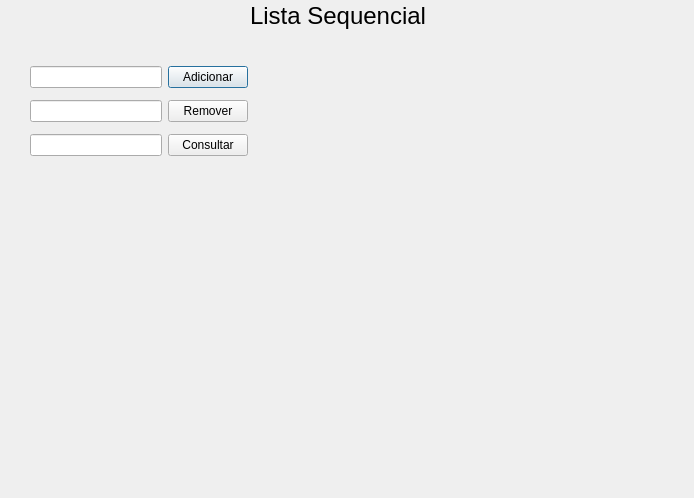
Qt form ProjetoMaritan/listasequencial.ui (matheuusc/ProjetoMaritan) before a commit.
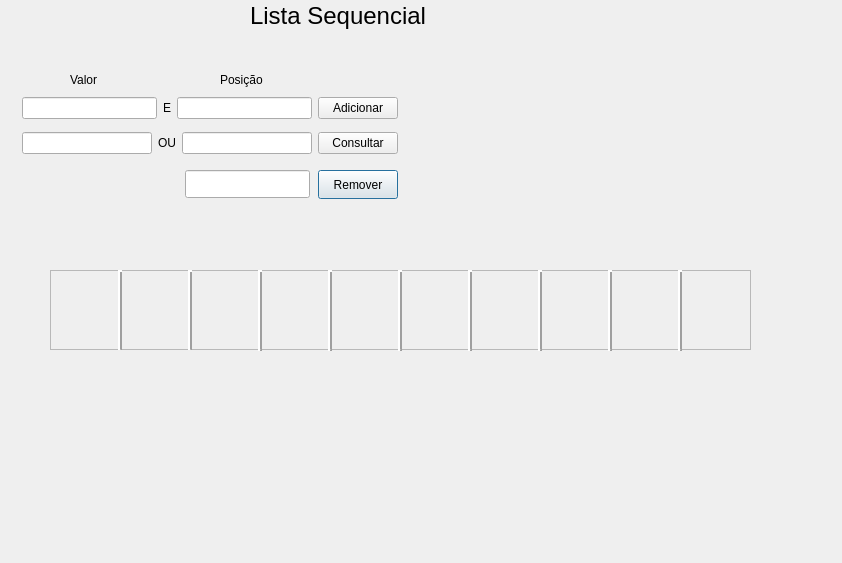
The same form after that commit.

What changed in the file:
```diff
--- a/ProjetoMaritan/listasequencial.ui
+++ b/ProjetoMaritan/listasequencial.ui
@@ -6,8 +6,8 @@
    <rect>
     <x>0</x>
     <y>0</y>
-    <width>694</width>
-    <height>498</height>
+    <width>842</width>
+    <height>563</height>
    </rect>
   </property>
   <property name="windowTitle">
@@ -31,44 +31,410 @@
     <string>Lista Sequencial</string>
    </property>
   </widget>
+  <widget class="QLineEdit" name="txt_remove">
+   <property name="geometry">
+    <rect>
+     <x>185</x>
+     <y>170</y>
+     <width>125</width>
+     <height>28</height>
+    </rect>
+   </property>
+  </widget>
   <widget class="QLabel" name="label_2">
    <property name="geometry">
     <rect>
-     <x>30</x>
-     <y>180</y>
-     <width>141</width>
-     <height>31</height>
+     <x>70</x>
+     <y>70</y>
+     <width>63</width>
+     <height>20</height>
+    </rect>
+   </property>
+   <property name="text">
+    <string>Valor</string>
+   </property>
+  </widget>
+  <widget class="QLabel" name="label_4">
+   <property name="geometry">
+    <rect>
+     <x>220</x>
+     <y>70</y>
+     <width>63</width>
+     <height>20</height>
+    </rect>
+   </property>
+   <property name="text">
+    <string>Posição</string>
+   </property>
+  </widget>
+  <widget class="QLabel" name="label_5">
+   <property name="geometry">
+    <rect>
+     <x>410</x>
+     <y>175</y>
+     <width>251</width>
+     <height>20</height>
     </rect>
    </property>
    <property name="text">
     <string/>
    </property>
   </widget>
-  <widget class="QWidget" name="">
+  <widget class="QFrame" name="frame">
    <property name="geometry">
     <rect>
-     <x>30</x>
-     <y>60</y>
-     <width>218</width>
-     <height>105</height>
+     <x>50</x>
+     <y>270</y>
+     <width>701</width>
+     <height>80</height>
     </rect>
    </property>
-   <layout class="QHBoxLayout" name="horizontalLayout">
+   <property name="frameShape">
+    <enum>QFrame::StyledPanel</enum>
+   </property>
+   <property name="frameShadow">
+    <enum>QFrame::Raised</enum>
+   </property>
+   <widget class="Line" name="line_4">
+    <property name="geometry">
+     <rect>
+      <x>60</x>
+      <y>0</y>
+      <width>20</width>
+      <height>81</height>
+     </rect>
+    </property>
+    <property name="frameShadow">
+     <enum>QFrame::Raised</enum>
+    </property>
+    <property name="lineWidth">
+     <number>2</number>
+    </property>
+    <property name="orientation">
+     <enum>Qt::Vertical</enum>
+    </property>
+   </widget>
+   <widget class="Line" name="line_5">
+    <property name="geometry">
+     <rect>
+      <x>130</x>
+      <y>0</y>
+      <width>20</width>
+      <height>81</height>
+     </rect>
+    </property>
+    <property name="frameShadow">
+     <enum>QFrame::Raised</enum>
+    </property>
+    <property name="lineWidth">
+     <number>2</number>
+    </property>
+    <property name="orientation">
+     <enum>Qt::Vertical</enum>
+    </property>
+   </widget>
+   <widget class="QLabel" name="lbl_pos1">
+    <property name="geometry">
+     <rect>
+      <x>4</x>
+      <y>31</y>
+      <width>63</width>
+      <height>20</height>
+     </rect>
+    </property>
+    <property name="text">
+     <string/>
+    </property>
+   </widget>
+   <widget class="QLabel" name="lbl_pos2">
+    <property name="geometry">
+     <rect>
+      <x>75</x>
+      <y>31</y>
+      <width>63</width>
+      <height>20</height>
+     </rect>
+    </property>
+    <property name="text">
+     <string/>
+    </property>
+   </widget>
+   <widget class="QLabel" name="lbl_pos3">
+    <property name="geometry">
+     <rect>
+      <x>143</x>
+      <y>30</y>
+      <width>63</width>
+      <height>20</height>
+     </rect>
+    </property>
+    <property name="text">
+     <string/>
+    </property>
+   </widget>
+   <widget class="QLabel" name="lbl_pos4">
+    <property name="geometry">
+     <rect>
+      <x>216</x>
+      <y>32</y>
+      <width>63</width>
+      <height>20</height>
+     </rect>
+    </property>
+    <property name="text">
+     <string/>
+    </property>
+   </widget>
+   <widget class="QLabel" name="lbl_pos5">
+    <property name="geometry">
+     <rect>
+      <x>285</x>
+      <y>31</y>
+      <width>63</width>
+      <height>20</height>
+     </rect>
+    </property>
+    <property name="text">
+     <string/>
+    </property>
+   </widget>
+   <widget class="QLabel" name="lbl_pos6">
+    <property name="geometry">
+     <rect>
+      <x>355</x>
+      <y>31</y>
+      <width>63</width>
+      <height>20</height>
+     </rect>
+    </property>
+    <property name="text">
+     <string/>
+    </property>
+   </widget>
+   <widget class="QLabel" name="lbl_pos7">
+    <property name="geometry">
+     <rect>
+      <x>423</x>
+      <y>31</y>
+      <width>63</width>
+      <height>20</height>
+     </rect>
+    </property>
+    <property name="text">
+     <string/>
+    </property>
+   </widget>
+   <widget class="QLabel" name="lbl_pos8">
+    <property name="geometry">
+     <rect>
+      <x>494</x>
+      <y>31</y>
+      <width>63</width>
+      <height>20</height>
+     </rect>
+    </property>
+    <property name="text">
+     <string/>
+    </property>
+   </widget>
+   <widget class="QLabel" name="lbl_pos9">
+    <property name="geometry">
+     <rect>
+      <x>565</x>
+      <y>32</y>
+      <width>63</width>
+      <height>20</height>
+     </rect>
+    </property>
+    <property name="text">
+     <string/>
+    </property>
+   </widget>
+   <widget class="QLabel" name="lbl_pos10">
+    <property name="geometry">
+     <rect>
+      <x>634</x>
+      <y>31</y>
+      <width>63</width>
+      <height>20</height>
+     </rect>
+    </property>
+    <property name="text">
+     <string/>
+    </property>
+   </widget>
+  </widget>
+  <widget class="Line" name="line_14">
+   <property name="geometry">
+    <rect>
+     <x>320</x>
+     <y>270</y>
+     <width>20</width>
+     <height>81</height>
+    </rect>
+   </property>
+   <property name="frameShadow">
+    <enum>QFrame::Raised</enum>
+   </property>
+   <property name="lineWidth">
+    <number>2</number>
+   </property>
+   <property name="orientation">
+    <enum>Qt::Vertical</enum>
+   </property>
+  </widget>
+  <widget class="Line" name="line_15">
+   <property name="geometry">
+    <rect>
+     <x>250</x>
+     <y>270</y>
+     <width>20</width>
+     <height>81</height>
+    </rect>
+   </property>
+   <property name="frameShadow">
+    <enum>QFrame::Raised</enum>
+   </property>
+   <property name="lineWidth">
+    <number>2</number>
+   </property>
+   <property name="orientation">
+    <enum>Qt::Vertical</enum>
+   </property>
+  </widget>
+  <widget class="Line" name="line_16">
+   <property name="geometry">
+    <rect>
+     <x>460</x>
+     <y>270</y>
+     <width>20</width>
+     <height>81</height>
+    </rect>
+   </property>
+   <property name="frameShadow">
+    <enum>QFrame::Raised</enum>
+   </property>
+   <property name="lineWidth">
+    <number>2</number>
+   </property>
+   <property name="orientation">
+    <enum>Qt::Vertical</enum>
+   </property>
+  </widget>
+  <widget class="Line" name="line_17">
+   <property name="geometry">
+    <rect>
+     <x>390</x>
+     <y>270</y>
+     <width>20</width>
+     <height>81</height>
+    </rect>
+   </property>
+   <property name="frameShadow">
+    <enum>QFrame::Raised</enum>
+   </property>
+   <property name="lineWidth">
+    <number>2</number>
+   </property>
+   <property name="orientation">
+    <enum>Qt::Vertical</enum>
+   </property>
+  </widget>
+  <widget class="Line" name="line_18">
+   <property name="geometry">
+    <rect>
+     <x>600</x>
+     <y>270</y>
+     <width>20</width>
+     <height>81</height>
+    </rect>
+   </property>
+   <property name="frameShadow">
+    <enum>QFrame::Raised</enum>
+   </property>
+   <property name="lineWidth">
+    <number>2</number>
+   </property>
+   <property name="orientation">
+    <enum>Qt::Vertical</enum>
+   </property>
+  </widget>
+  <widget class="Line" name="line_19">
+   <property name="geometry">
+    <rect>
+     <x>530</x>
+     <y>270</y>
+     <width>20</width>
+     <height>81</height>
+    </rect>
+   </property>
+   <property name="frameShadow">
+    <enum>QFrame::Raised</enum>
+   </property>
+   <property name="lineWidth">
+    <number>2</number>
+   </property>
+   <property name="orientation">
+    <enum>Qt::Vertical</enum>
+   </property>
+  </widget>
+  <widget class="Line" name="line_7">
+   <property name="geometry">
+    <rect>
+     <x>670</x>
+     <y>270</y>
+     <width>20</width>
+     <height>81</height>
+    </rect>
+   </property>
+   <property name="frameShadow">
+    <enum>QFrame::Raised</enum>
+   </property>
+   <property name="lineWidth">
+    <number>2</number>
+   </property>
+   <property name="orientation">
+    <enum>Qt::Vertical</enum>
+   </property>
+  </widget>
+  <widget class="QPushButton" name="btn_remove">
+   <property name="geometry">
+    <rect>
+     <x>318</x>
+     <y>170</y>
+     <width>80</width>
+     <height>29</height>
+    </rect>
+   </property>
+   <property name="text">
+    <string>Remover</string>
+   </property>
+  </widget>
+  <widget class="QWidget" name="layoutWidget">
+   <property name="geometry">
+    <rect>
+     <x>22</x>
+     <y>90</y>
+     <width>376</width>
+     <height>71</height>
+    </rect>
+   </property>
+   <layout class="QVBoxLayout" name="verticalLayout">
     <item>
-     <layout class="QVBoxLayout" name="verticalLayout">
+     <layout class="QHBoxLayout" name="horizontalLayout_2">
       <item>
        <widget class="QLineEdit" name="txt_add"/>
       </item>
       <item>
-       <widget class="QLineEdit" name="txt_remove"/>
+       <widget class="QLabel" name="label_6">
+        <property name="text">
+         <string>E</string>
+        </property>
+       </widget>
       </item>
       <item>
-       <widget class="QLineEdit" name="lineEdit_3"/>
+       <widget class="QLineEdit" name="txt_p_add"/>
       </item>
-     </layout>
-    </item>
-    <item>
-     <layout class="QVBoxLayout" name="verticalLayout_2">
       <item>
        <widget class="QPushButton" name="btn_adicionar">
         <property name="text">
@@ -76,15 +442,25 @@
         </property>
        </widget>
       </item>
+     </layout>
+    </item>
+    <item>
+     <layout class="QHBoxLayout" name="horizontalLayout">
       <item>
-       <widget class="QPushButton" name="btn_remove">
+       <widget class="QLineEdit" name="txt_consult_v"/>
+      </item>
+      <item>
+       <widget class="QLabel" name="label_3">
         <property name="text">
-         <string>Remover</string>
+         <string>OU</string>
         </property>
        </widget>
       </item>
       <item>
-       <widget class="QPushButton" name="pushButton_3">
+       <widget class="QLineEdit" name="txt_consult_p"/>
+      </item>
+      <item>
+       <widget class="QPushButton" name="btn_consult">
         <property name="text">
          <string>Consultar</string>
         </property>
```
Left out of the diff: 13 changed lines with no effect on the pictures.
